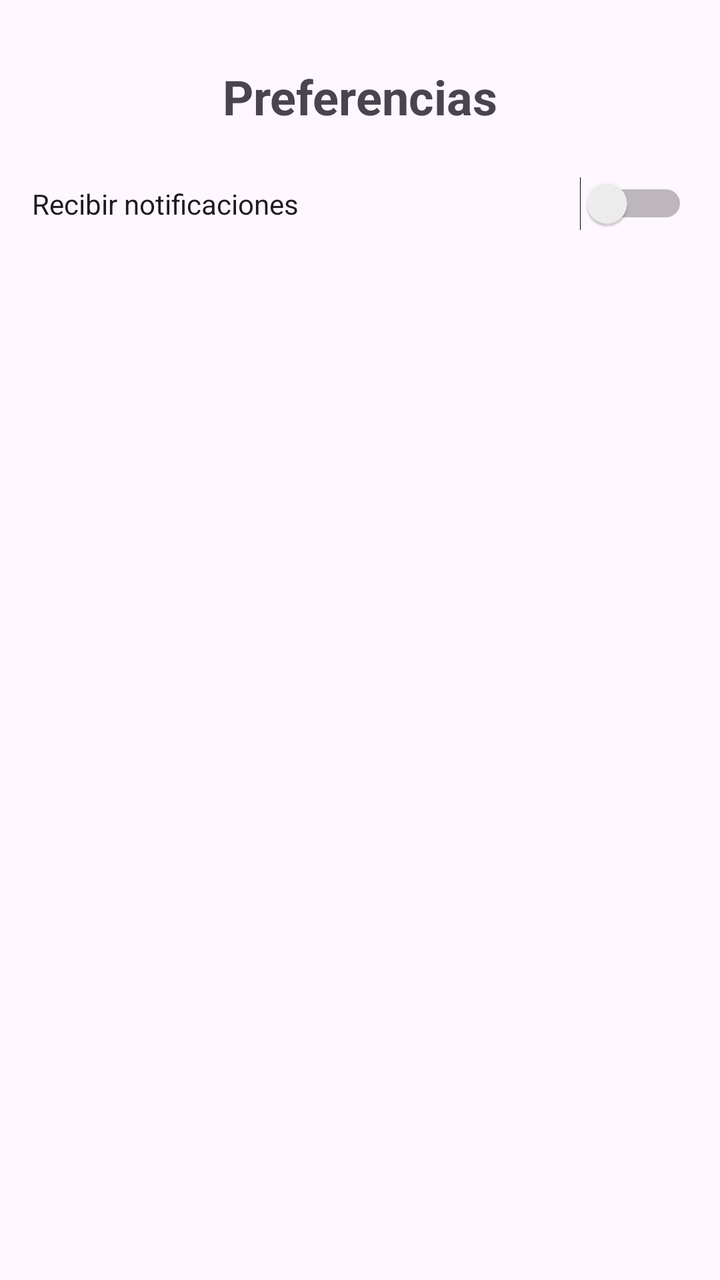
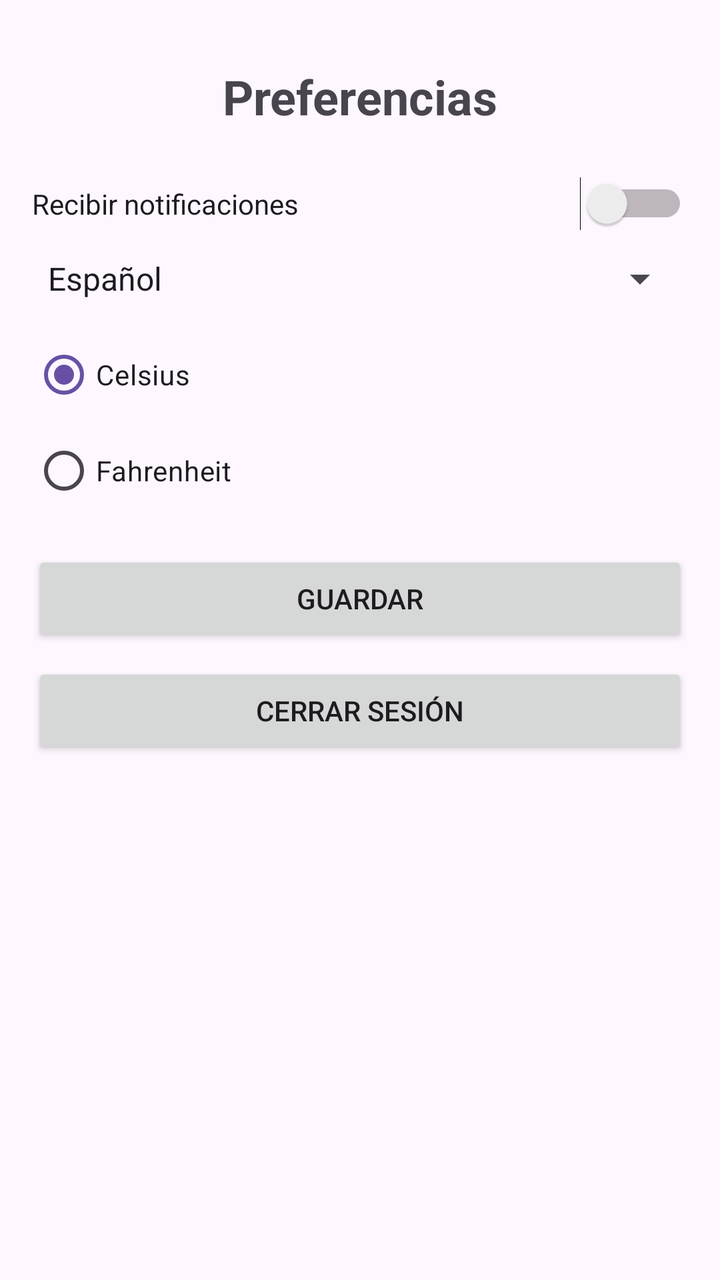

An Android layout rendered at two revisions. The XML below is the earlier revision; the diff shows what the commit changed to produce the second picture.
<!-- AndroidManifest.xml: application theme Theme.PrimeraApp -->
<!-- res/layout/activity_preferencias.xml -->
<?xml version="1.0" encoding="utf-8"?>
<androidx.constraintlayout.widget.ConstraintLayout xmlns:android="http://schemas.android.com/apk/res/android"
    xmlns:app="http://schemas.android.com/apk/res-auto"
    xmlns:tools="http://schemas.android.com/tools"
    android:id="@+id/main"
    android:layout_width="match_parent"
    android:layout_height="match_parent"
    tools:context=".PreferenciasActivity">

    
    <TextView
        android:id="@+id/txtPreferencias"
        android:layout_width="wrap_content"
        android:layout_height="wrap_content"
        android:layout_marginTop="32dp"
        android:text="Preferencias"
        android:textSize="24sp"
        android:textStyle="bold"
        app:layout_constraintEnd_toEndOf="parent"
        app:layout_constraintStart_toStartOf="parent"
        app:layout_constraintTop_toTopOf="parent" />

    
    
    <LinearLayout
        android:id="@+id/layoutOpciones"
        android:layout_width="match_parent"
        android:layout_height="wrap_content"
        android:layout_marginTop="24dp"
        android:orientation="vertical"
        android:paddingHorizontal="16dp"
        app:layout_constraintEnd_toEndOf="parent"
        app:layout_constraintStart_toStartOf="parent"
        app:layout_constraintTop_toBottomOf="@+id/txtPreferencias">

        
        <Switch
            android:id="@+id/swNotificaciones"
            android:layout_width="match_parent"
            android:layout_height="wrap_content"
            android:text="Recibir notificaciones" />

    </LinearLayout>

</androidx.constraintlayout.widget.ConstraintLayout>
<!-- resources referenced by this layout -->
<resources>
  <style name="Theme.PrimeraApp" parent="Base.Theme.PrimeraApp" />
  <style name="Base.Theme.PrimeraApp" parent="Theme.Material3.DayNight.NoActionBar">
          
          
      </style>
</resources>

<!-- the commit's change to res/layout/activity_preferencias.xml (unified diff, before → after) -->
@@ -39,6 +39,76 @@
             android:layout_width="match_parent"
             android:layout_height="wrap_content"
             android:text="Recibir notificaciones" />
+        
+
+        
+        <Spinner
+            android:id="@+id/spIdioma"
+            android:layout_width="match_parent"
+            android:layout_height="wrap_content"
+            android:layout_marginTop="12dp"
+            android:entries="@array/idiomas" />
+        
+
+        
+        <RadioGroup
+            android:id="@+id/rgUnidad"
+            android:layout_width="match_parent"
+            android:layout_height="wrap_content"
+            android:layout_marginTop="12dp"
+            android:orientation="vertical">
+        
+
+            
+            <RadioButton
+                android:id="@+id/rbCelsius"
+                android:layout_width="wrap_content"
+                android:layout_height="wrap_content"
+                android:checked="true"
+                android:text="Celsius" />
+            
+
+            
+            <RadioButton
+                android:id="@+id/rbFahrenheit"
+                android:layout_width="wrap_content"
+                android:layout_height="wrap_content"
+                android:checked="false"
+                android:text="Fahrenheit" />
+            
+
+        </RadioGroup>
+
+        
+        <ProgressBar
+            android:id="@+id/pbGuardando"
+            style="?android:attr/progressBarStyleSmall"
+            android:layout_width="wrap_content"
+            android:layout_height="wrap_content"
+            android:layout_gravity="center_horizontal"
+            android:layout_marginTop="16dp"
+            android:visibility="gone" />
+        
+
+        
+        <Button
+            android:id="@+id/btnGuardarPreferencia"
+            android:layout_width="match_parent"
+            android:layout_height="wrap_content"
+            android:layout_marginTop="16dp"
+            android:onClick="onGuardarPreferenciaClick"
+            android:text="Guardar" />
+        
+
+        
+        <Button
+            android:id="@+id/btnCerrarSesion"
+            android:layout_width="match_parent"
+            android:layout_height="wrap_content"
+            android:layout_marginTop="8dp"
+            android:onClick="onCerrarSesionClick"
+            android:text="Cerrar sesión" />
+        
 
     </LinearLayout>
 
<!-- resource entries referenced after the edit -->
@@ -1,5 +1,11 @@
 <!-- resources referenced by this layout -->
 <resources>
+  <string-array name="idiomas">
+          
+          <item>Español</item>
+          
+          <item>Inglés</item>
+      </string-array>
   <style name="Theme.PrimeraApp" parent="Base.Theme.PrimeraApp" />
   <style name="Base.Theme.PrimeraApp" parent="Theme.Material3.DayNight.NoActionBar">
           
